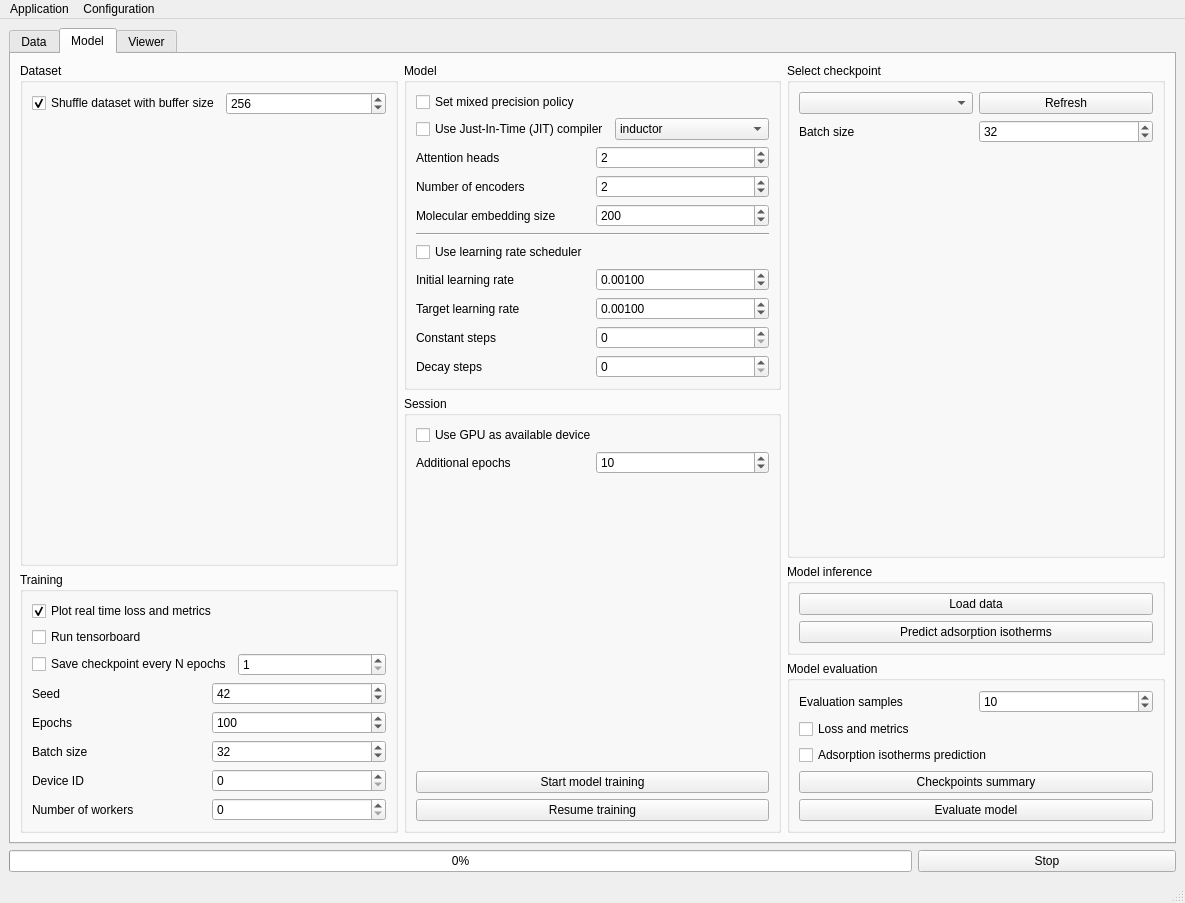
Qt form NISTADS/app/assets/window_layout.ui (CTCycle/ADSMOD-Adsorption-Modeling) before a commit.
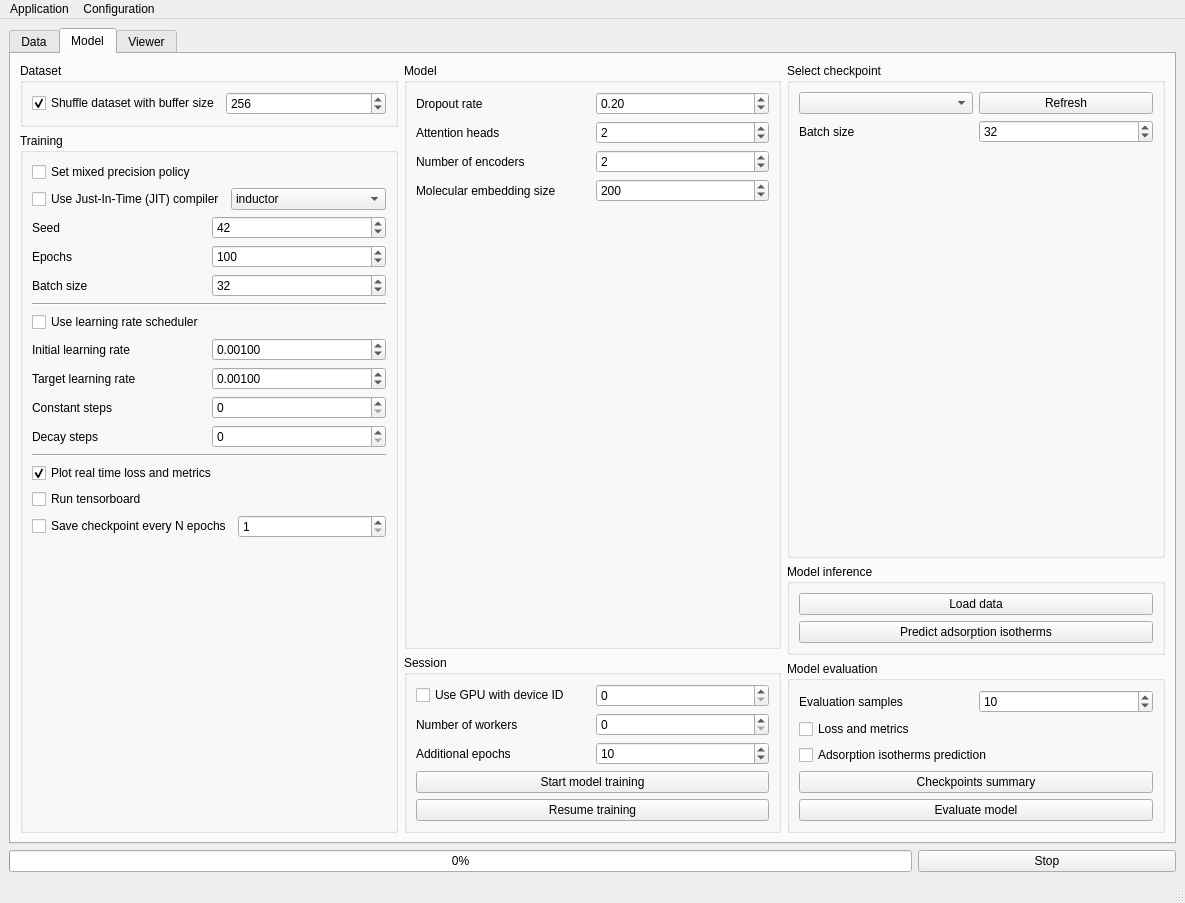
The same form after that commit. The open tabs and pages were chosen to show the change.

Commit message: fixed checkpoint summary and model evaluation

The edit to the form file:
```diff
--- a/NISTADS/app/assets/window_layout.ui
+++ b/NISTADS/app/assets/window_layout.ui
@@ -553,19 +553,6 @@
                </item>
               </layout>
              </item>
-             <item>
-              <spacer name="verticalSpacer_2">
-               <property name="orientation">
-                <enum>Qt::Orientation::Vertical</enum>
-               </property>
-               <property name="sizeHint" stdset="0">
-                <size>
-                 <width>20</width>
-                 <height>40</height>
-                </size>
-               </property>
-              </spacer>
-             </item>
             </layout>
            </widget>
           </item>
@@ -576,39 +563,62 @@
             </property>
             <layout class="QVBoxLayout" name="verticalLayout_5">
              <item>
-              <widget class="QCheckBox" name="realTimeHistory">
+              <widget class="QCheckBox" name="mixedPrecision">
                <property name="text">
-                <string>Plot real time loss and metrics</string>
+                <string>Set mixed precision policy</string>
                </property>
-               <property name="checked">
-                <bool>true</bool>
-               </property>
               </widget>
              </item>
              <item>
-              <widget class="QCheckBox" name="runTensorboard">
-               <property name="text">
-                <string>Run tensorboard</string>
-               </property>
-              </widget>
-             </item>
-             <item>
-              <layout class="QHBoxLayout" name="horizontalLayout_20">
+              <layout class="QHBoxLayout" name="horizontalLayout_25">
                <item>
-                <widget class="QCheckBox" name="saveCheckpoints">
+                <widget class="QCheckBox" name="compileJIT">
                  <property name="text">
-                  <string>Save checkpoint every N epochs</string>
+                  <string>Use Just-In-Time (JIT) compiler</string>
                  </property>
                 </widget>
                </item>
                <item>
-                <widget class="QSpinBox" name="saveCPFrequency">
-                 <property name="minimum">
-                  <number>1</number>
+                <widget class="QComboBox" name="backendJIT">
+                 <property name="toolTip">
+                  <string>&lt;html&gt;&lt;head/&gt;&lt;body&gt;&lt;p&gt;Select JIT compiler backend (default is inductor)</string>
                  </property>
-                 <property name="maximum">
-                  <number>1000</number>
+                 <property name="currentText">
+                  <string>inductor</string>
                  </property>
+                 <property name="currentIndex">
+                  <number>3</number>
+                 </property>
+                 <item>
+                  <property name="text">
+                   <string>eager</string>
+                  </property>
+                 </item>
+                 <item>
+                  <property name="text">
+                   <string>aot_eager</string>
+                  </property>
+                 </item>
+                 <item>
+                  <property name="text">
+                   <string>aot_cudagraphs</string>
+                  </property>
+                 </item>
+                 <item>
+                  <property name="text">
+                   <string>inductor</string>
+                  </property>
+                 </item>
+                 <item>
+                  <property name="text">
+                   <string>nvprims_nvfuser</string>
+                  </property>
+                 </item>
+                 <item>
+                  <property name="text">
+                   <string>xla</string>
+                  </property>
+                 </item>
                 </widget>
                </item>
               </layout>
@@ -683,33 +693,171 @@
               </layout>
              </item>
              <item>
-              <layout class="QHBoxLayout" name="horizontalLayout_23">
+              <widget class="Line" name="line">
+               <property name="orientation">
+                <enum>Qt::Orientation::Horizontal</enum>
+               </property>
+              </widget>
+             </item>
+             <item>
+              <layout class="QVBoxLayout" name="verticalLayout_6">
                <item>
-                <widget class="QLabel" name="label_5">
+                <widget class="QCheckBox" name="useScheduler">
                  <property name="text">
-                  <string>Device ID</string>
+                  <string>Use learning rate scheduler</string>
                  </property>
                 </widget>
                </item>
                <item>
-                <widget class="QSpinBox" name="deviceID"/>
+                <layout class="QHBoxLayout" name="horizontalLayout_18">
+                 <item>
+                  <widget class="QLabel" name="label_11">
+                   <property name="text">
+                    <string>Initial learning rate</string>
+                   </property>
+                  </widget>
+                 </item>
+                 <item>
+                  <widget class="QDoubleSpinBox" name="initialLearningRate">
+                   <property name="decimals">
+                    <number>5</number>
+                   </property>
+                   <property name="singleStep">
+                    <double>0.000100000000000</double>
+                   </property>
+                   <property name="value">
+                    <double>0.001000000000000</double>
+                   </property>
+                  </widget>
+                 </item>
+                </layout>
                </item>
+               <item>
+                <layout class="QHBoxLayout" name="horizontalLayout_17">
+                 <item>
+                  <widget class="QLabel" name="label_14">
+                   <property name="text">
+                    <string>Target learning rate</string>
+                   </property>
+                  </widget>
+                 </item>
+                 <item>
+                  <widget class="QDoubleSpinBox" name="targetLearningRate">
+                   <property name="decimals">
+                    <number>5</number>
+                   </property>
+                   <property name="singleStep">
+                    <double>0.000100000000000</double>
+                   </property>
+                   <property name="value">
+                    <double>0.001000000000000</double>
+                   </property>
+                  </widget>
+                 </item>
+                </layout>
+               </item>
+               <item>
+                <layout class="QHBoxLayout" name="horizontalLayout_15">
+                 <item>
+                  <widget class="QLabel" name="label_12">
+                   <property name="text">
+                    <string>Constant steps</string>
+                   </property>
+                  </widget>
+                 </item>
+                 <item>
+                  <widget class="QSpinBox" name="constantSteps">
+                   <property name="maximum">
+                    <number>1000000</number>
+                   </property>
+                   <property name="singleStep">
+                    <number>10</number>
+                   </property>
+                  </widget>
+                 </item>
+                </layout>
+               </item>
+               <item>
+                <layout class="QHBoxLayout" name="horizontalLayout_14">
+                 <item>
+                  <widget class="QLabel" name="label_13">
+                   <property name="text">
+                    <string>Decay steps</string>
+                   </property>
+                  </widget>
+                 </item>
+                 <item>
+                  <widget class="QSpinBox" name="decaySteps">
+                   <property name="maximum">
+                    <number>1000000</number>
+                   </property>
+                   <property name="singleStep">
+                    <number>10</number>
+                   </property>
+                  </widget>
+                 </item>
+                </layout>
+               </item>
               </layout>
              </item>
              <item>
-              <layout class="QHBoxLayout" name="horizontalLayout_13">
+              <widget class="Line" name="line_2">
+               <property name="orientation">
+                <enum>Qt::Orientation::Horizontal</enum>
+               </property>
+              </widget>
+             </item>
+             <item>
+              <widget class="QCheckBox" name="realTimeHistory">
+               <property name="text">
+                <string>Plot real time loss and metrics</string>
+               </property>
+               <property name="checked">
+                <bool>true</bool>
+               </property>
+              </widget>
+             </item>
+             <item>
+              <widget class="QCheckBox" name="runTensorboard">
+               <property name="text">
+                <string>Run tensorboard</string>
+               </property>
+              </widget>
+             </item>
+             <item>
+              <layout class="QHBoxLayout" name="horizontalLayout_20">
                <item>
-                <widget class="QLabel" name="label_10">
+                <widget class="QCheckBox" name="saveCheckpoints">
                  <property name="text">
-                  <string>Number of workers</string>
+                  <string>Save checkpoint every N epochs</string>
                  </property>
                 </widget>
                </item>
                <item>
-                <widget class="QSpinBox" name="numWorkers"/>
+                <widget class="QSpinBox" name="saveCPFrequency">
+                 <property name="minimum">
+                  <number>1</number>
+                 </property>
+                 <property name="maximum">
+                  <number>1000</number>
+                 </property>
+                </widget>
                </item>
               </layout>
              </item>
+             <item>
+              <spacer name="verticalSpacer_2">
+               <property name="orientation">
+                <enum>Qt::Orientation::Vertical</enum>
+               </property>
+               <property name="sizeHint" stdset="0">
+                <size>
+                 <width>20</width>
+                 <height>40</height>
+                </size>
+               </property>
+              </spacer>
+             </item>
             </layout>
            </widget>
           </item>
@@ -724,62 +872,25 @@
             </property>
             <layout class="QVBoxLayout" name="verticalLayout_3">
              <item>
-              <widget class="QCheckBox" name="mixedPrecision">
-               <property name="text">
-                <string>Set mixed precision policy</string>
-               </property>
-              </widget>
-             </item>
-             <item>
-              <layout class="QHBoxLayout" name="horizontalLayout_25">
+              <layout class="QHBoxLayout" name="horizontalLayout_8">
                <item>
-                <widget class="QCheckBox" name="compileJIT">
+                <widget class="QLabel" name="label">
                  <property name="text">
-                  <string>Use Just-In-Time (JIT) compiler</string>
+                  <string>Dropout rate</string>
                  </property>
                 </widget>
                </item>
                <item>
-                <widget class="QComboBox" name="backendJIT">
-                 <property name="toolTip">
-                  <string>&lt;html&gt;&lt;head/&gt;&lt;body&gt;&lt;p&gt;Select JIT compiler backend (default is inductor)</string>
+                <widget class="QDoubleSpinBox" name="dropoutRate">
+                 <property name="maximum">
+                  <double>1.000000000000000</double>
                  </property>
-                 <property name="currentText">
-                  <string>inductor</string>
+                 <property name="singleStep">
+                  <double>0.010000000000000</double>
                  </property>
-                 <property name="currentIndex">
-                  <number>3</number>
+                 <property name="value">
+                  <double>0.200000000000000</double>
                  </property>
-                 <item>
-                  <property name="text">
-                   <string>eager</string>
-                  </property>
-                 </item>
-                 <item>
-                  <property name="text">
-                   <string>aot_eager</string>
-                  </property>
-                 </item>
-                 <item>
-                  <property name="text">
-                   <string>aot_cudagraphs</string>
-                  </property>
-                 </item>
-                 <item>
-                  <property name="text">
-                   <string>inductor</string>
-                  </property>
-                 </item>
-                 <item>
-                  <property name="text">
-                   <string>nvprims_nvfuser</string>
-                  </property>
-                 </item>
-                 <item>
-                  <property name="text">
-                   <string>xla</string>
-                  </property>
-                 </item>
                 </widget>
                </item>
               </layout>
@@ -848,112 +959,17 @@
               </layout>
              </item>
              <item>
-              <widget class="Line" name="line">
+              <spacer name="verticalSpacer_5">
                <property name="orientation">
-                <enum>Qt::Orientation::Horizontal</enum>
+                <enum>Qt::Orientation::Vertical</enum>
                </property>
-              </widget>
-             </item>
-             <item>
-              <layout class="QVBoxLayout" name="verticalLayout_6">
-               <item>
-                <widget class="QCheckBox" name="useScheduler">
-                 <property name="text">
-                  <string>Use learning rate scheduler</string>
-                 </property>
-                </widget>
-               </item>
-               <item>
-                <layout class="QHBoxLayout" name="horizontalLayout_18">
-                 <item>
-                  <widget class="QLabel" name="label_11">
-                   <property name="text">
-                    <string>Initial learning rate</string>
-                   </property>
-                  </widget>
-                 </item>
-                 <item>
-                  <widget class="QDoubleSpinBox" name="initialLearningRate">
-                   <property name="decimals">
-                    <number>5</number>
-                   </property>
-                   <property name="singleStep">
-                    <double>0.000100000000000</double>
-                   </property>
-                   <property name="value">
-                    <double>0.001000000000000</double>
-                   </property>
-                  </widget>
-                 </item>
-                </layout>
-               </item>
-               <item>
-                <layout class="QHBoxLayout" name="horizontalLayout_17">
-                 <item>
-                  <widget class="QLabel" name="label_14">
-                   <property name="text">
-                    <string>Target learning rate</string>
-                   </property>
-                  </widget>
-                 </item>
-                 <item>
-                  <widget class="QDoubleSpinBox" name="targetLearningRate">
-                   <property name="decimals">
-                    <number>5</number>
-                   </property>
-                   <property name="singleStep">
-                    <double>0.000100000000000</double>
-                   </property>
-                   <property name="value">
-                    <double>0.001000000000000</double>
-                   </property>
-                  </widget>
-                 </item>
-                </layout>
-               </item>
-               <item>
-                <layout class="QHBoxLayout" name="horizontalLayout_15">
-                 <item>
-                  <widget class="QLabel" name="label_12">
-                   <property name="text">
-                    <string>Constant steps</string>
-                   </property>
-                  </widget>
-                 </item>
-                 <item>
-                  <widget class="QSpinBox" name="constantSteps">
-                   <property name="maximum">
-                    <number>1000000</number>
-                   </property>
-                   <property name="singleStep">
-                    <number>10</number>
-                   </property>
-                  </widget>
-                 </item>
-                </layout>
-               </item>
-               <item>
-                <layout class="QHBoxLayout" name="horizontalLayout_14">
-                 <item>
-                  <widget class="QLabel" name="label_13">
-                   <property name="text">
-                    <string>Decay steps</string>
-                   </property>
-                  </widget>
-                 </item>
-                 <item>
-                  <widget class="QSpinBox" name="decaySteps">
-                   <property name="maximum">
-                    <number>1000000</number>
-                   </property>
-                   <property name="singleStep">
-                    <number>10</number>
-                   </property>
-                  </widget>
-                 </item>
-                </layout>
-               </item>
-              </layout>
+               <property name="sizeHint" stdset="0">
+                <size>
+                 <width>20</width>
+                 <height>40</height>
+                </size>
+               </property>
+              </spacer>
              </item>
             </layout>
            </widget>
@@ -965,11 +981,32 @@
             </property>
             <layout class="QVBoxLayout" name="verticalLayout_9">
              <item>
-              <widget class="QCheckBox" name="deviceGPU">
-               <property name="text">
-                <string>Use GPU as available device</string>
-               </property>
-              </widget>
+              <layout class="QHBoxLayout" name="horizontalLayout_5">
+               <item>
+                <widget class="QCheckBox" name="deviceGPU">
+                 <property name="text">
+                  <string>Use GPU with device ID</string>
+                 </property>
+                </widget>
+               </item>
+               <item>
+                <widget class="QSpinBox" name="deviceID"/>
+               </item>
+              </layout>
+             </item>
+             <item>
+              <layout class="QHBoxLayout" name="horizontalLayout_13">
+               <item>
+                <widget class="QLabel" name="label_10">
+                 <property name="text">
+                  <string>Number of workers</string>
+                 </property>
+                </widget>
+               </item>
+               <item>
+                <widget class="QSpinBox" name="numWorkers"/>
+               </item>
+              </layout>
              </item>
              <item>
               <layout class="QHBoxLayout" name="horizontalLayout_10">
@@ -995,19 +1032,6 @@
                </item>
               </layout>
              </item>
-             <item>
-              <spacer name="verticalSpacer_7">
-               <property name="orientation">
-                <enum>Qt::Orientation::Vertical</enum>
-               </property>
-               <property name="sizeHint" stdset="0">
-                <size>
-                 <width>20</width>
-                 <height>40</height>
-                </size>
-               </property>
-              </spacer>
-             </item>
              <item>
               <widget class="QPushButton" name="startTraining">
                <property name="text">
```
The commit also changes 13 other files.
